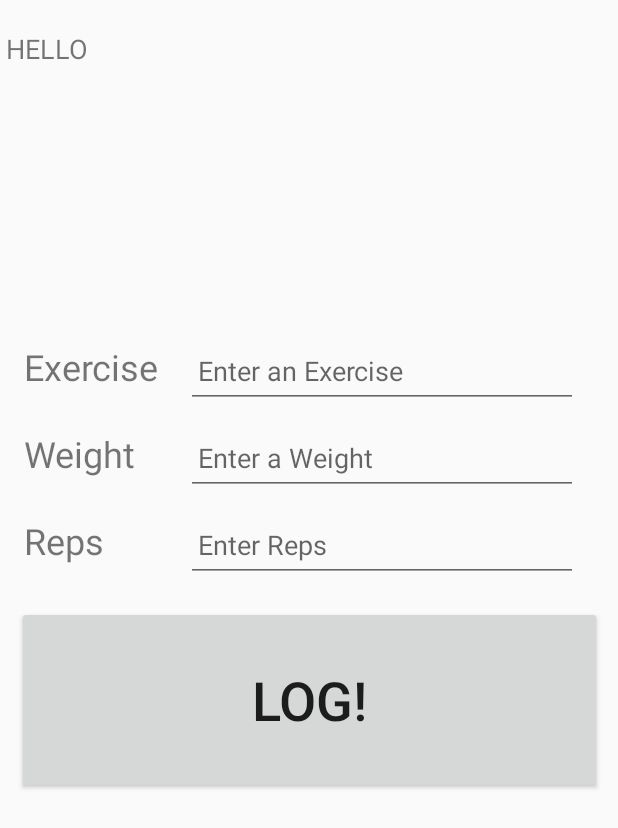
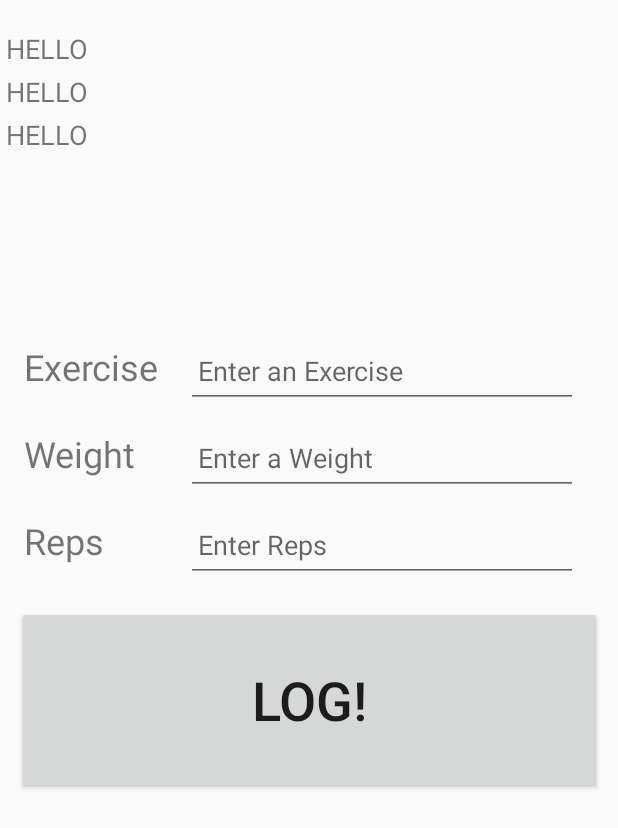
Before and after one commit to tkakar0451/gymLogPractice, an Android app: the layout activity_main.xml on its own in the app's theme, with its tools: preview values and no code run, on a phone screen of 412 x 824 dp. Shown: the top 828 px of the screen. Run offline under Robolectric (Android 15) with nearby library versions, the phone set to English and light mode, and no system bars.

Commit message:
issue fixed

```diff
--- a/app/src/main/res/layout/gymlog_recycler_item.xml
+++ b/app/src/main/res/layout/gymlog_recycler_item.xml
@@ -1,7 +1,7 @@
 <?xml version="1.0" encoding="utf-8"?>
 <LinearLayout xmlns:android="http://schemas.android.com/apk/res/android"
     android:layout_width="match_parent"
-    android:layout_height="match_parent"
+    android:layout_height="wrap_content"
     android:orientation="vertical">
 
     <TextView
@@ -10,6 +10,7 @@
         android:layout_height="wrap_content"
         android:padding="2dp"
         android:text="HELLO"
-        android:textSize="18sp" />
+        android:textSize="18sp"
+        android:backgroundTint="@color/cardview_light_background"/>
 
 </LinearLayout>
```
